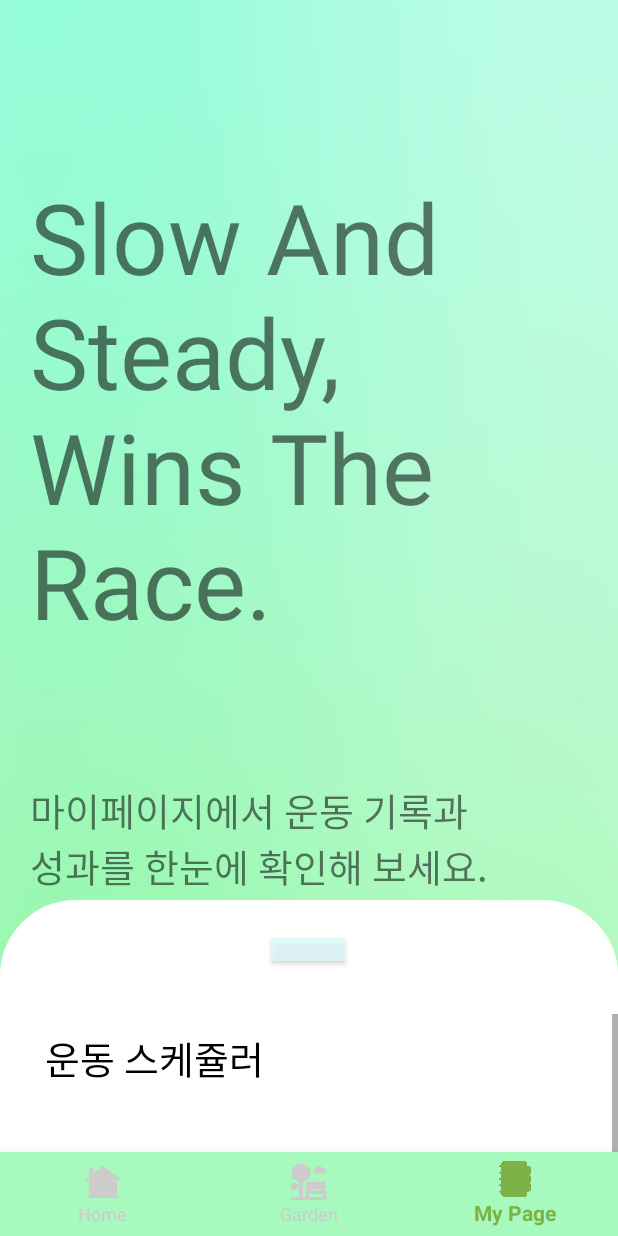
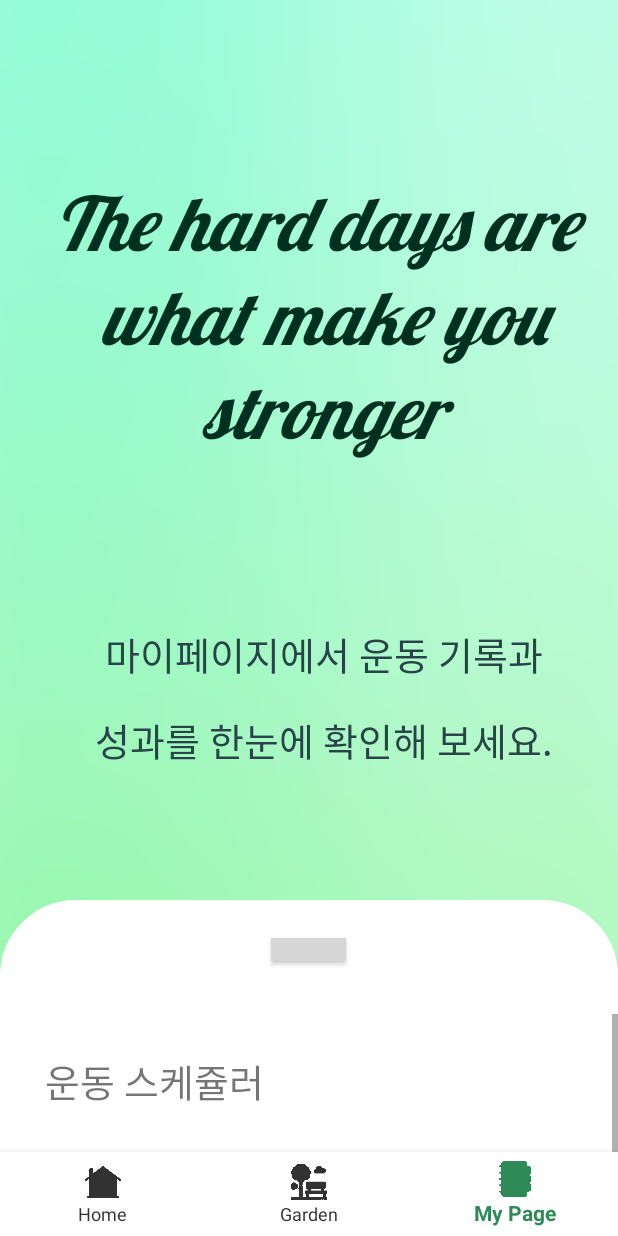
Before and after one commit to Jaeuk1211/Seed-jumper, an Android app: the MainActivity screen opened directly, with no data from a screen before it, item 3 of the bottom bar chosen, on a phone screen of 412 x 824 dp. Run offline under Robolectric (Android 15) with nearby library versions, the phone set to English and light mode, and no system bars; grey boxes are pictures that could not be loaded.

Commit message:
마이페이지 수정/운동페이지 수정(원래 페이지도 있습니다 다시 복구 가능)/정원페이지 식물들 가로 넘기기뷰 만들다 중단

```diff
--- a/app/build.gradle
+++ b/app/build.gradle
@@ -44,5 +44,6 @@ dependencies {
     androidTestImplementation 'androidx.test.ext:junit:1.1.3'
     androidTestImplementation 'androidx.test.espresso:espresso-core:3.4.0'
     implementation 'androidx.multidex:multidex:2.0.1'
+    implementation 'com.android.support:recyclerview-v7:26.+'
 
 }
--- a/app/src/main/AndroidManifest.xml
+++ b/app/src/main/AndroidManifest.xml
@@ -23,6 +23,7 @@
         </activity>
         <activity android:name=".FindActivity" />
         <activity android:name=".ExerciseActivity"/>
+        <activity android:name=".gardenActivity"/>
 
     </application>
 
--- a/app/src/main/java/gachon/mpclass/seedjumper/ExerciseActivity.java
+++ b/app/src/main/java/gachon/mpclass/seedjumper/ExerciseActivity.java
@@ -9,7 +9,7 @@ public class ExerciseActivity extends AppCompatActivity {
     @Override
     protected void onCreate(Bundle savedInstanceState) {
         super.onCreate(savedInstanceState);
-        setContentView(R.layout.activity_exercise);
+        setContentView(R.layout.activity_exercise_dumy);
 
 
 
--- a/app/src/main/java/gachon/mpclass/seedjumper/MainActivity.java
+++ b/app/src/main/java/gachon/mpclass/seedjumper/MainActivity.java
@@ -1,5 +1,6 @@
 package gachon.mpclass.seedjumper;
 
+import android.content.Intent;
 import android.os.Bundle;
 import android.view.MenuItem;
 
@@ -37,7 +38,9 @@ public class MainActivity extends AppCompatActivity {
                         getSupportFragmentManager().beginTransaction().replace(R.id.mainLayout,homeFragment).commitAllowingStateLoss();
                         return true;
                     case R.id.tab2:
-                        getSupportFragmentManager().beginTransaction().replace(R.id.mainLayout,gardenFragment).commitAllowingStateLoss();
+                        //getSupportFragmentManager().beginTransaction().replace(R.id.mainLayout,gardenActivity).commitAllowingStateLoss();
+                        Intent intent = new Intent(getApplicationContext(), gardenActivity.class);
+                        startActivity(intent);
                         return true;
                     case R.id.tab3:
                         getSupportFragmentManager().beginTransaction().replace(R.id.mainLayout,mypageFragment).commitAllowingStateLoss();
@@ -48,4 +51,5 @@ public class MainActivity extends AppCompatActivity {
         });
 
     }
+
 }
--- a/app/src/main/java/gachon/mpclass/seedjumper/fragmentGarden.java
+++ b/app/src/main/java/gachon/mpclass/seedjumper/fragmentGarden.java
@@ -1,4 +1,5 @@
 package gachon.mpclass.seedjumper;
+import android.os.Build;
 import android.os.Bundle;
 import android.view.LayoutInflater;
 import android.view.View;
@@ -13,13 +14,16 @@ public class fragmentGarden extends Fragment {
 
     boolean i = true;
     ImageView plant;
+    View decorView;
+    private int	uiOption;
+
     @Override
     public View onCreateView(LayoutInflater inflater, ViewGroup container,
                              Bundle savedInstanceState) {
 
         View view = inflater.inflate(R.layout.fragment_garden, container, false);
 
-        plant = view.findViewById(R.id.plantCoordi);
+        plant = view.findViewById(R.id.plantCoordi1);
 
 
         ImageButton object = view.findViewById(R.id.change_object);
@@ -42,7 +46,9 @@ public class fragmentGarden extends Fragment {
             }
         });
 
+
+
         return view;
+    }
 
-    }
 }
--- a/app/src/main/java/gachon/mpclass/seedjumper/fragmentMypage.java
+++ b/app/src/main/java/gachon/mpclass/seedjumper/fragmentMypage.java
@@ -8,15 +8,22 @@ import android.view.View;
 import android.view.ViewGroup;
 import android.widget.Button;
 import android.widget.ImageButton;
+import android.widget.TextView;
+
 import androidx.fragment.app.Fragment;
 
 import androidx.appcompat.app.AppCompatActivity;
+
+import java.util.Random;
+
 public class fragmentMypage extends Fragment{
 
     View targetView;
     Button drawerButton;
     boolean drawerToggle;
     Button goToGarden;
+    int quoteNum = 0;
+    TextView quoteText;
     @Override
     public View onCreateView(LayoutInflater inflater, ViewGroup container, Bundle savedInstanceState) {
         super.onCreate(savedInstanceState);
@@ -24,7 +31,28 @@ public class fragmentMypage extends Fragment{
 
         targetView = view.findViewById(R.id.content);
         drawerButton = view.findViewById(R.id.drawer);
-        goToGarden = view.findViewById(R.id.goToGarden);
+        quoteText = view.findViewById(R.id.quote);
+
+        Random random = new Random();
+        quoteNum = random.nextInt(5);
+
+        switch (quoteNum){
+            case 0:
+                quoteText.setText("Reading for mind \nnexercise for body");
+                break;
+            case 1:
+                quoteText.setText("The hard days are \nwhat make you stronger");
+                break;
+            case 2:
+                quoteText.setText("Don't wish for it \nwork for it");
+                break;
+            case 3:
+                quoteText.setText("Slow And Steady,\nWins The Race.\n");
+                break;
+            case 4:
+                quoteText.setText("department of software");
+                break;
+        }
 
         class DrawButtonClickListener implements View.OnClickListener{
             @Override
@@ -46,14 +74,14 @@ public class fragmentMypage extends Fragment{
         drawerButton.setOnClickListener(new DrawButtonClickListener());
 
 
-        goToGarden.setOnClickListener(new View.OnClickListener(){
-            @Override
-            public void onClick(View view)
-            {
-                Intent intent = new Intent(getActivity(), fragmentGarden.class);
-                startActivity(intent);
-            }
-        });
+//        goToGarden.setOnClickListener(new View.OnClickListener(){
+//            @Override
+//            public void onClick(View view)
+//            {
+//                Intent intent = new Intent(getActivity(), fragmentGarden.class);
+//                startActivity(intent);
+//            }
+//        });
         return view;
     }
 }
--- a/app/src/main/res/drawable/menu_selector.xml
+++ b/app/src/main/res/drawable/menu_selector.xml
@@ -1,5 +1,5 @@
 <?xml version="1.0" encoding="utf-8"?>
 <selector xmlns:android="http://schemas.android.com/apk/res/android">
-    <item android:color="#7DB249" android:state_checked="true" />
-    <item android:color="#CCCCCC" android:state_checked="false" />
+    <item android:color="#2E8B57" android:state_checked="true" />
+    <item android:color="#323232" android:state_checked="false" />
 </selector>
--- a/app/src/main/res/layout/activity_main.xml
+++ b/app/src/main/res/layout/activity_main.xml
@@ -22,7 +22,7 @@
         android:layout_marginEnd="0dp"
         android:layout_marginStart="0dp"
         android:layout_gravity="bottom"
-        android:background="@color/mainColor"
+        android:background="@color/white"
         app:menu="@menu/menu_bottom"
         app:itemIconTint="@drawable/menu_selector"
         app:itemTextColor="@drawable/menu_selector"
--- a/app/src/main/res/layout/fragment_mypage.xml
+++ b/app/src/main/res/layout/fragment_mypage.xml
@@ -22,22 +22,34 @@
         <LinearLayout
             android:layout_width="wrap_content"
             android:layout_height="wrap_content"
-            android:orientation="vertical"
             android:layout_gravity="center"
-            android:layout_marginLeft="20dp">
+            android:layout_marginLeft="20dp"
+            android:orientation="vertical">
 
             <TextView
+                android:id="@+id/quote"
                 android:layout_width="wrap_content"
                 android:layout_height="wrap_content"
-                android:text = "Slow And Steady,\nWins The Race."
-                android:textSize="65dp"
-                android:layout_marginBottom="90dp"/>
+                android:layout_marginBottom="50dp"
+                android:fontFamily="@font/lobster_regular"
+                android:text="Slow And Steady,\nWins The Race."
+                android:textSize="50dp"
+                android:textStyle="italic"
+                android:textColor="#003020"
+                android:textAlignment="center"/>
 
             <TextView
-                android:layout_width="wrap_content"
+                android:layout_width="match_parent"
                 android:layout_height="wrap_content"
-                android:text = "마이페이지에서 운동 기록과\n성과를 한눈에 확인해 보세요."
-                android:textSize="25dp"/>
+                android:layout_marginTop="50dp"
+                android:layout_marginBottom="80dp"
+                android:fontFamily="@font/nanumsquareroundr"
+                android:gravity="center"
+                android:lineSpacingExtra="20dp"
+                android:text="마이페이지에서 운동 기록과\n성과를 한눈에 확인해 보세요."
+                android:textAlignment="center"
+                android:textColor="#274549"
+                android:textSize="25dp" />
 
 
         </LinearLayout>
@@ -68,7 +80,7 @@
                 android:layout_gravity="center_horizontal"
                 android:layout_marginTop="25dp"
                 android:layout_marginBottom="35dp"
-                android:background="#C1DEFAFB"
+                android:background="@drawable/mypage_scroll_button"
                 android:elevation="0dp" />
 
             <ScrollView
@@ -91,11 +103,11 @@
                             android:layout_width="wrap_content"
                             android:layout_height="wrap_content"
                             android:layout_marginLeft="30dp"
-                            android:layout_marginTop="10dp"
+                            android:layout_marginTop="25dp"
                             android:layout_marginBottom="15dp"
                             android:text="운동 스케쥴러"
-                            android:textColor="@color/black"
-                            android:textSize="25dp" />
+                            android:fontFamily="@font/nanumsquareroundr"
+                            android:textSize="25dp"/>
 
                         <CalendarView
                             android:id="@+id/calendarView"
@@ -104,8 +116,8 @@
                             android:layout_gravity="center"
                             android:layout_marginStart="6dp"
                             android:layout_marginLeft="8dp"
-                            android:layout_marginTop="8dp"
-                            android:layout_marginEnd="2dp"
+                            android:layout_marginTop="40dp"
+                            android:layout_marginEnd="10dp"
                             android:layout_marginRight="8dp"
                             app:layout_constraintEnd_toEndOf="parent"
                             app:layout_constraintHorizontal_bias="0.488"
@@ -120,9 +132,11 @@
                             android:text="날자별 세부 운동 사항 기록이 들어갈 공간입니다.\n예시 글자\n예시 글자\n예시 글자"
                             android:textColor="@color/black"
                             android:textSize="15dp"
-                            android:padding="15dp"
+                            android:layout_marginBottom="30dp"
+                            android:paddingTop="15dp"
                             android:paddingLeft="30dp"
-                            android:paddingRight="30dp"/>
+                            android:paddingRight="30dp"
+                            android:fontFamily="@font/nanumsquareroundr" />
                         <TextView
                             android:id="@+id/exercise_days_ext"
                             android:layout_width="wrap_content"
@@ -135,7 +149,8 @@
                             android:padding="15dp"
                             android:paddingLeft="30dp"
                             android:paddingRight="30dp"
-                            android:layout_margin="6dp"/>
+                            android:layout_margin="6dp"
+                            android:fontFamily="@font/nanumsquareroundr" />
 
 
                     </LinearLayout>
@@ -150,7 +165,8 @@
                             android:layout_width="wrap_content"
                             android:layout_height="wrap_content"
                             android:layout_marginLeft="30dp"
-                            android:layout_marginTop="70dp"
+                            android:layout_marginTop="85dp"
+                            android:fontFamily="@font/nanumsquareroundr"
                             android:text="누적 운동 시간"
                             android:textColor="@color/black"
                             android:textSize="25dp" />
@@ -161,7 +177,7 @@
                             android:layout_height="wrap_content"
                             android:layout_gravity="center"
                             android:src="@drawable/mypage_graph"
-                            android:layout_marginTop="-40dp"/>
+                            android:layout_marginTop="50dp" />
 
                     </LinearLayout>
 
@@ -176,9 +192,10 @@
                             android:layout_width="wrap_content"
                             android:layout_height="wrap_content"
                             android:layout_marginLeft="30dp"
-                            android:layout_marginTop="15dp"
+                            android:layout_marginTop="30dp"
                             android:text="줄넘기 횟수"
                             android:textColor="@color/black"
+                            android:fontFamily="@font/nanumsquareroundr"
                             android:textSize="25dp" />
 
                         <TextView
@@ -186,10 +203,11 @@
                             android:layout_width="wrap_content"
                             android:layout_height="wrap_content"
                             android:layout_marginLeft="30dp"
-                            android:layout_marginTop="15dp"
+                            android:layout_marginTop="25dp"
                             android:text="줄넘기 횟수가 저번달보다 증가했습니다."
                             android:textColor="@color/black"
-                            android:textSize="18dp" />
+                            android:textSize="18dp"
+                            android:fontFamily="@font/nanumsquareroundr"/>
 
                         <LinearLayout
                             android:layout_width="match_parent"
@@ -239,7 +257,7 @@
                                 android:textColor="@color/black"
                                 android:textSize="30dp"
                                 android:layout_marginLeft="30dp"
-                                android:layout_marginTop="15dp"/>
+                                android:layout_marginTop="5dp"/>
                             <TextView
                                 android:id="@+id/exercise_unit2"
                                 android:layout_width="wrap_content"
@@ -252,13 +270,6 @@
                         </LinearLayout>
 
                     </LinearLayout>
-
-                    <Button
-                        android:id = "@+id/goToGarden"
-                        android:layout_width="match_parent"
-                        android:layout_height="wrap_content"
-                        android:text="정원으로"/>
-
 
                     <TextView
                         android:layout_width="wrap_content"
```
Also changed, not shown: app/src/main/res/layout/fragment_garden.xml (+48 -18 lines).
